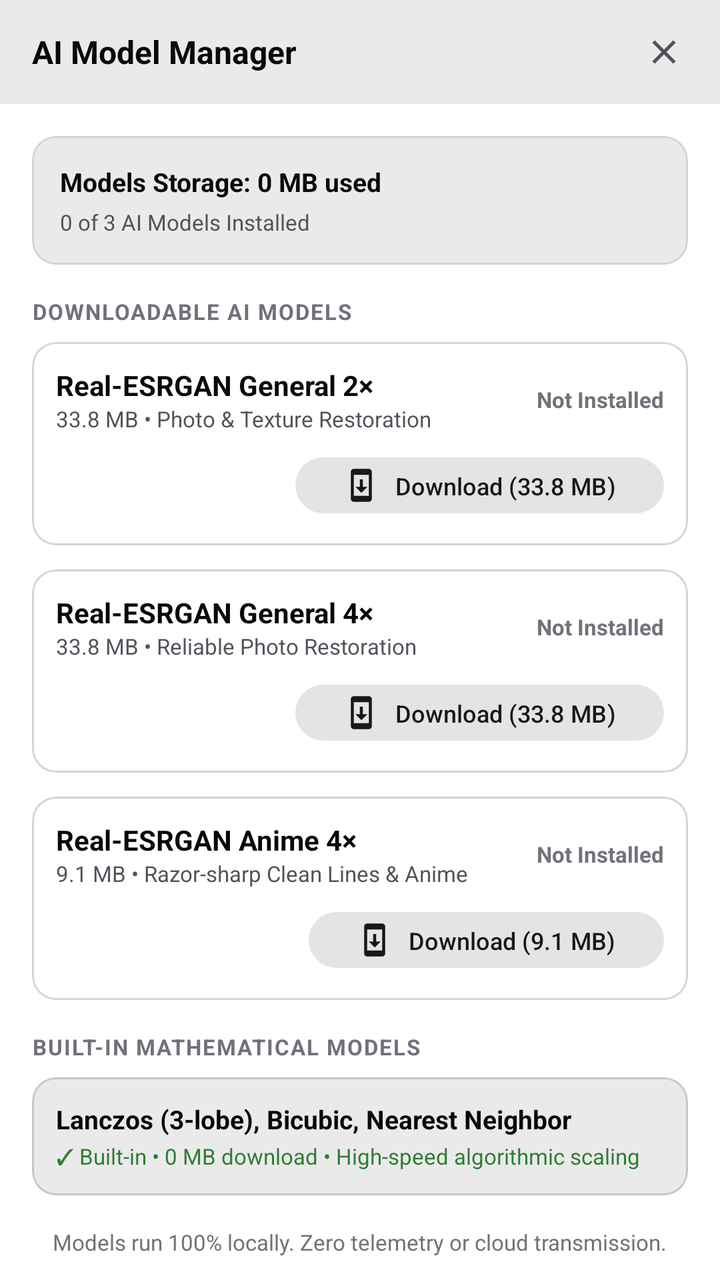
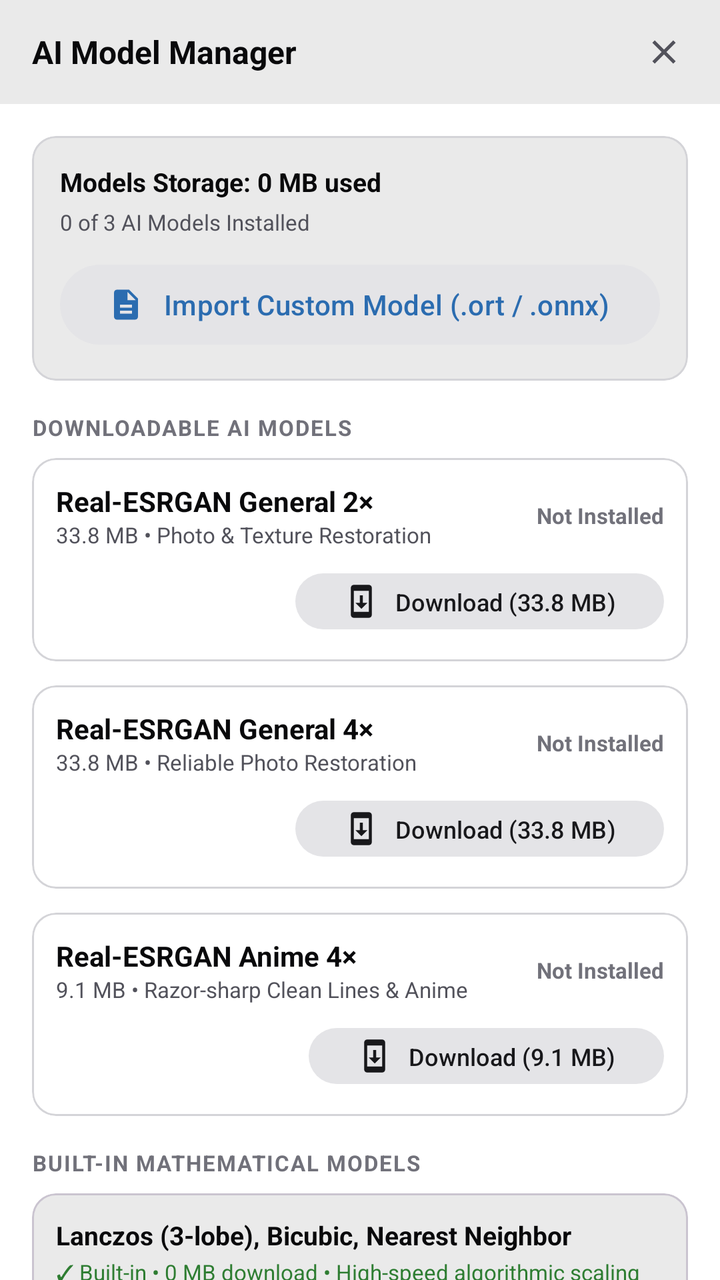

The first picture is an Android layout as it rendered before a commit; the second is the same layout after the commit. The layout source and the unified diff follow.
<!-- AndroidManifest.xml: application theme Theme.VeilFrame -->
<!-- res/layout/dialog_upscale_model_manager.xml -->
<?xml version="1.0" encoding="utf-8"?>
<LinearLayout xmlns:android="http://schemas.android.com/apk/res/android"
    xmlns:app="http://schemas.android.com/apk/res-auto"
    android:layout_width="match_parent"
    android:layout_height="wrap_content"
    android:background="@color/vf_surface"
    android:orientation="vertical">

    
    <LinearLayout
        android:layout_width="match_parent"
        android:layout_height="52dp"
        android:gravity="center_vertical"
        android:orientation="horizontal"
        android:paddingStart="16dp"
        android:paddingEnd="12dp"
        android:background="@color/vf_surface_variant">

        <TextView
            android:layout_width="0dp"
            android:layout_height="wrap_content"
            android:layout_weight="1"
            android:text="AI Model Manager"
            android:textColor="@color/vf_text_primary"
            android:textSize="16sp"
            android:textStyle="bold" />

        <com.google.android.material.button.MaterialButton
            android:id="@+id/btnModelManagerClose"
            style="@style/Widget.Material3.Button.IconButton"
            android:layout_width="40dp"
            android:layout_height="40dp"
            android:contentDescription="Close Model Manager"
            app:icon="@drawable/ic_close"
            app:iconTint="@color/vf_text_secondary" />
    </LinearLayout>

    
    <androidx.core.widget.NestedScrollView
        android:layout_width="match_parent"
        android:layout_height="wrap_content"
        android:maxHeight="520dp"
        android:fillViewport="true">

        <LinearLayout
            android:layout_width="match_parent"
            android:layout_height="wrap_content"
            android:orientation="vertical"
            android:padding="16dp">

            
            <com.google.android.material.card.MaterialCardView
                android:layout_width="match_parent"
                android:layout_height="wrap_content"
                android:layout_marginBottom="16dp"
                app:cardBackgroundColor="@color/vf_surface_variant"
                app:cardCornerRadius="12dp"
                app:strokeColor="@color/vf_surface_stroke"
                app:strokeWidth="1dp">

                <LinearLayout
                    android:layout_width="match_parent"
                    android:layout_height="wrap_content"
                    android:orientation="vertical"
                    android:padding="14dp">

                    <TextView
                        android:id="@+id/tvModelStorageSummary"
                        android:layout_width="wrap_content"
                        android:layout_height="wrap_content"
                        android:text="Models Storage: 0 MB used"
                        android:textColor="@color/vf_text_primary"
                        android:textSize="13sp"
                        android:textStyle="bold"
                        android:layout_marginBottom="4dp" />

                    <TextView
                        android:id="@+id/tvModelCountSummary"
                        android:layout_width="wrap_content"
                        android:layout_height="wrap_content"
                        android:text="0 of 3 AI Models Installed"
                        android:textColor="@color/vf_text_secondary"
                        android:textSize="11sp" />
                </LinearLayout>
            </com.google.android.material.card.MaterialCardView>

            
            <TextView
                android:layout_width="wrap_content"
                android:layout_height="wrap_content"
                android:text="DOWNLOADABLE AI MODELS"
                android:textColor="@color/vf_text_muted"
                android:textSize="11sp"
                android:textStyle="bold"
                android:letterSpacing="0.06"
                android:layout_marginBottom="8dp" />

            
            <com.google.android.material.card.MaterialCardView
                android:layout_width="match_parent"
                android:layout_height="wrap_content"
                android:layout_marginBottom="12dp"
                app:cardBackgroundColor="@color/vf_surface"
                app:cardCornerRadius="12dp"
                app:strokeColor="@color/vf_surface_stroke"
                app:strokeWidth="1dp">

                <LinearLayout
                    android:layout_width="match_parent"
                    android:layout_height="wrap_content"
                    android:orientation="vertical"
                    android:padding="12dp">

                    <LinearLayout
                        android:layout_width="match_parent"
                        android:layout_height="wrap_content"
                        android:orientation="horizontal"
                        android:gravity="center_vertical">

                        <LinearLayout
                            android:layout_width="0dp"
                            android:layout_height="wrap_content"
                            android:layout_weight="1"
                            android:orientation="vertical">

                            <TextView
                                android:layout_width="wrap_content"
                                android:layout_height="wrap_content"
                                android:text="Real-ESRGAN General 2×"
                                android:textColor="@color/vf_text_primary"
                                android:textSize="14sp"
                                android:textStyle="bold" />

                            <TextView
                                android:layout_width="wrap_content"
                                android:layout_height="wrap_content"
                                android:text="33.8 MB • Photo &amp; Texture Restoration"
                                android:textColor="@color/vf_text_secondary"
                                android:textSize="11sp" />
                        </LinearLayout>

                        <TextView
                            android:id="@+id/tvModelStatus2x"
                            android:layout_width="wrap_content"
                            android:layout_height="wrap_content"
                            android:text="Not Installed"
                            android:textColor="@color/vf_text_muted"
                            android:textSize="11sp"
                            android:textStyle="bold" />
                    </LinearLayout>

                    <com.google.android.material.progressindicator.LinearProgressIndicator
                        android:id="@+id/progressModel2x"
                        android:layout_width="match_parent"
                        android:layout_height="wrap_content"
                        android:layout_marginTop="8dp"
                        android:layout_marginBottom="4dp"
                        android:indeterminate="true"
                        android:visibility="gone"
                        app:indicatorColor="@color/vf_primary"
                        app:trackColor="@color/vf_surface_variant" />

                    <LinearLayout
                        android:layout_width="match_parent"
                        android:layout_height="wrap_content"
                        android:orientation="horizontal"
                        android:gravity="end"
                        android:layout_marginTop="8dp">

                        <com.google.android.material.button.MaterialButton
                            android:id="@+id/btnDeleteModel2x"
                            style="@style/Widget.Material3.Button.TextButton"
                            android:layout_width="wrap_content"
                            android:layout_height="36dp"
                            android:text="Delete"
                            android:textColor="@color/vf_accent_red"
                            android:textSize="12sp"
                            android:visibility="gone" />

                        <com.google.android.material.button.MaterialButton
                            android:id="@+id/btnDownloadModel2x"
                            style="@style/Widget.Material3.Button.TonalButton"
                            android:layout_width="wrap_content"
                            android:layout_height="36dp"
                            android:text="Download (33.8 MB)"
                            android:textSize="12sp"
                            android:textColor="@color/vf_primary"
                            app:icon="@drawable/ic_system_update"
                            app:iconTint="@color/vf_primary" />
                    </LinearLayout>
                </LinearLayout>
            </com.google.android.material.card.MaterialCardView>

            
            <com.google.android.material.card.MaterialCardView
                android:layout_width="match_parent"
                android:layout_height="wrap_content"
                android:layout_marginBottom="12dp"
                app:cardBackgroundColor="@color/vf_surface"
                app:cardCornerRadius="12dp"
                app:strokeColor="@color/vf_surface_stroke"
                app:strokeWidth="1dp">

                <LinearLayout
                    android:layout_width="match_parent"
                    android:layout_height="wrap_content"
                    android:orientation="vertical"
                    android:padding="12dp">

                    <LinearLayout
                        android:layout_width="match_parent"
                        android:layout_height="wrap_content"
                        android:orientation="horizontal"
                        android:gravity="center_vertical">

                        <LinearLayout
                            android:layout_width="0dp"
                            android:layout_height="wrap_content"
                            android:layout_weight="1"
                            android:orientation="vertical">

                            <TextView
                                android:layout_width="wrap_content"
                                android:layout_height="wrap_content"
                                android:text="Real-ESRGAN General 4×"
                                android:textColor="@color/vf_text_primary"
                                android:textSize="14sp"
                                android:textStyle="bold" />

                            <TextView
                                android:layout_width="wrap_content"
                                android:layout_height="wrap_content"
                                android:text="33.8 MB • Reliable Photo Restoration"
                                android:textColor="@color/vf_text_secondary"
                                android:textSize="11sp" />
                        </LinearLayout>

                        <TextView
                            android:id="@+id/tvModelStatus4x"
                            android:layout_width="wrap_content"
                            android:layout_height="wrap_content"
                            android:text="Not Installed"
                            android:textColor="@color/vf_text_muted"
                            android:textSize="11sp"
                            android:textStyle="bold" />
                    </LinearLayout>

                    <com.google.android.material.progressindicator.LinearProgressIndicator
                        android:id="@+id/progressModel4x"
                        android:layout_width="match_parent"
                        android:layout_height="wrap_content"
                        android:layout_marginTop="8dp"
                        android:layout_marginBottom="4dp"
                        android:indeterminate="true"
                        android:visibility="gone"
                        app:indicatorColor="@color/vf_primary"
                        app:trackColor="@color/vf_surface_variant" />

                    <LinearLayout
                        android:layout_width="match_parent"
                        android:layout_height="wrap_content"
                        android:orientation="horizontal"
                        android:gravity="end"
                        android:layout_marginTop="8dp">

                        <com.google.android.material.button.MaterialButton
                            android:id="@+id/btnDeleteModel4x"
                            style="@style/Widget.Material3.Button.TextButton"
                            android:layout_width="wrap_content"
                            android:layout_height="36dp"
                            android:text="Delete"
                            android:textColor="@color/vf_accent_red"
                            android:textSize="12sp"
                            android:visibility="gone" />

                        <com.google.android.material.button.MaterialButton
                            android:id="@+id/btnDownloadModel4x"
                            style="@style/Widget.Material3.Button.TonalButton"
                            android:layout_width="wrap_content"
                            android:layout_height="36dp"
                            android:text="Download (33.8 MB)"
                            android:textSize="12sp"
                            android:textColor="@color/vf_primary"
                            app:icon="@drawable/ic_system_update"
                            app:iconTint="@color/vf_primary" />
                    </LinearLayout>
                </LinearLayout>
            </com.google.android.material.card.MaterialCardView>

            
            <com.google.android.material.card.MaterialCardView
                android:layout_width="match_parent"
                android:layout_height="wrap_content"
                android:layout_marginBottom="16dp"
                app:cardBackgroundColor="@color/vf_surface"
                app:cardCornerRadius="12dp"
                app:strokeColor="@color/vf_surface_stroke"
                app:strokeWidth="1dp">

                <LinearLayout
                    android:layout_width="match_parent"
                    android:layout_height="wrap_content"
                    android:orientation="vertical"
                    android:padding="12dp">

                    <LinearLayout
                        android:layout_width="match_parent"
                        android:layout_height="wrap_content"
                        android:orientation="horizontal"
                        android:gravity="center_vertical">

                        <LinearLayout
                            android:layout_width="0dp"
                            android:layout_height="wrap_content"
                            android:layout_weight="1"
                            android:orientation="vertical">

                            <TextView
                                android:layout_width="wrap_content"
                                android:layout_height="wrap_content"
                                android:text="Real-ESRGAN Anime 4×"
                                android:textColor="@color/vf_text_primary"
                                android:textSize="14sp"
                                android:textStyle="bold" />

                            <TextView
                                android:layout_width="wrap_content"
                                android:layout_height="wrap_content"
                                android:text="9.1 MB • Razor-sharp Clean Lines &amp; Anime"
                                android:textColor="@color/vf_text_secondary"
                                android:textSize="11sp" />
                        </LinearLayout>

                        <TextView
                            android:id="@+id/tvModelStatusAnime"
                            android:layout_width="wrap_content"
                            android:layout_height="wrap_content"
                            android:text="Not Installed"
                            android:textColor="@color/vf_text_muted"
                            android:textSize="11sp"
                            android:textStyle="bold" />
                    </LinearLayout>

                    <com.google.android.material.progressindicator.LinearProgressIndicator
                        android:id="@+id/progressModelAnime"
                        android:layout_width="match_parent"
                        android:layout_height="wrap_content"
                        android:layout_marginTop="8dp"
                        android:layout_marginBottom="4dp"
                        android:indeterminate="true"
                        android:visibility="gone"
                        app:indicatorColor="@color/vf_primary"
                        app:trackColor="@color/vf_surface_variant" />

                    <LinearLayout
                        android:layout_width="match_parent"
                        android:layout_height="wrap_content"
                        android:orientation="horizontal"
                        android:gravity="end"
                        android:layout_marginTop="8dp">

                        <com.google.android.material.button.MaterialButton
                            android:id="@+id/btnDeleteModelAnime"
                            style="@style/Widget.Material3.Button.TextButton"
                            android:layout_width="wrap_content"
                            android:layout_height="36dp"
                            android:text="Delete"
                            android:textColor="@color/vf_accent_red"
                            android:textSize="12sp"
                            android:visibility="gone" />

                        <com.google.android.material.button.MaterialButton
                            android:id="@+id/btnDownloadModelAnime"
                            style="@style/Widget.Material3.Button.TonalButton"
                            android:layout_width="wrap_content"
                            android:layout_height="36dp"
                            android:text="Download (9.1 MB)"
                            android:textSize="12sp"
                            android:textColor="@color/vf_primary"
                            app:icon="@drawable/ic_system_update"
                            app:iconTint="@color/vf_primary" />
                    </LinearLayout>
                </LinearLayout>
            </com.google.android.material.card.MaterialCardView>

            
            <TextView
                android:layout_width="wrap_content"
                android:layout_height="wrap_content"
                android:text="BUILT-IN MATHEMATICAL MODELS"
                android:textColor="@color/vf_text_muted"
                android:textSize="11sp"
                android:textStyle="bold"
                android:letterSpacing="0.06"
                android:layout_marginBottom="8dp" />

            
            <com.google.android.material.card.MaterialCardView
                android:layout_width="match_parent"
                android:layout_height="wrap_content"
                android:layout_marginBottom="16dp"
                app:cardBackgroundColor="@color/vf_surface_variant"
                app:cardCornerRadius="12dp">

                <LinearLayout
                    android:layout_width="match_parent"
                    android:layout_height="wrap_content"
                    android:orientation="vertical"
                    android:padding="12dp">

                    <TextView
                        android:layout_width="wrap_content"
                        android:layout_height="wrap_content"
                        android:text="Lanczos (3-lobe), Bicubic, Nearest Neighbor"
                        android:textColor="@color/vf_text_primary"
                        android:textSize="13sp"
                        android:textStyle="bold"
                        android:layout_marginBottom="2dp" />

                    <TextView
                        android:layout_width="wrap_content"
                        android:layout_height="wrap_content"
                        android:text="✓ Built-in • 0 MB download • High-speed algorithmic scaling"
                        android:textColor="@color/vf_accent_green"
                        android:textSize="11sp" />
                </LinearLayout>
            </com.google.android.material.card.MaterialCardView>

            
            <TextView
                android:layout_width="wrap_content"
                android:layout_height="wrap_content"
                android:layout_gravity="center"
                android:text="Models run 100% locally. Zero telemetry or cloud transmission."
                android:textColor="@color/vf_text_muted"
                android:textSize="11sp" />
        </LinearLayout>
    </androidx.core.widget.NestedScrollView>
</LinearLayout>
<!-- resources referenced by this layout -->
<resources>
  <color name="vf_accent_green">#2E7D32</color>
  <color name="vf_accent_red">#C53030</color>
  <color name="vf_primary">#18181B</color>
  <color name="vf_surface">#FFFFFF</color>
  <color name="vf_surface_stroke">#D4D4D8</color>
  <color name="vf_surface_variant">#EAEAEA</color>
  <color name="vf_text_muted">#71717A</color>
  <color name="vf_text_primary">#09090B</color>
  <color name="vf_text_secondary">#52525B</color>
  <!-- drawable ic_close (drawable) -->
  <?xml version="1.0" encoding="utf-8"?>
  <vector xmlns:android="http://schemas.android.com/apk/res/android"
      android:width="24dp"
      android:height="24dp"
      android:viewportWidth="24"
      android:viewportHeight="24">
      <path
          android:fillColor="@color/vf_text_secondary"
          android:pathData="M19,6.41L17.59,5 12,10.59 6.41,5 5,6.41 10.59,12 5,17.59 6.41,19 12,13.41 17.59,19 19,17.59 13.41,12z"/>
  </vector>
  <!-- drawable ic_system_update (drawable) -->
  <?xml version="1.0" encoding="utf-8"?>
  <vector xmlns:android="http://schemas.android.com/apk/res/android"
      android:width="24dp"
      android:height="24dp"
      android:viewportWidth="24"
      android:viewportHeight="24"
      android:tint="?attr/colorControlNormal">
      <path
          android:fillColor="@android:color/white"
          android:pathData="M17,1.01L7,1c-1.1,0 -2,0.9 -2,2v18c0,1.1 0.9,2 2,2h10c1.1,0 2,-0.9 2,-2V3c0,-1.1 -0.9,-1.99 -2,-1.99zM17,19H7V5h10v14zm-1,-6h-3V8h-2v5H8l4,4 4,-4z" />
  </vector>
  <color name="vf_on_primary">#FFFFFF</color>
  <color name="vf_primary_container">#E4E4E7</color>
  <color name="vf_secondary">#52525B</color>
  <color name="vf_on_secondary">#18181B</color>
  <color name="vf_secondary_container">#E4E4E7</color>
  <color name="vf_bg_dark">#F4F4F6</color>
  <style name="ThemeOverlay.VeilFrame.MaterialAlertDialog" parent="ThemeOverlay.Material3.MaterialAlertDialog">
          <item name="shapeAppearance">@style/ShapeAppearance.VeilFrame.Dialog</item>
          <item name="shapeAppearanceOverlay">@style/ShapeAppearance.VeilFrame.Dialog</item>
          <item name="colorSurface">@color/vf_surface</item>
          <item name="colorOnSurface">@color/vf_text_primary</item>
          <item name="buttonBarPositiveButtonStyle">@style/Widget.VeilFrame.Button.Pill</item>
          <item name="buttonBarNegativeButtonStyle">@style/Widget.VeilFrame.Button.Text</item>
      </style>
  <style name="ShapeAppearance.VeilFrame.Dialog" parent="ShapeAppearance.Material3.Corner.ExtraLarge">
          <item name="cornerSize">28dp</item>
      </style>
  <style name="Widget.VeilFrame.Button.Pill" parent="Widget.Material3.Button">
          <item name="shapeAppearance">@style/ShapeAppearance.VeilFrame.Pill</item>
      </style>
  <style name="Widget.VeilFrame.Button.Text" parent="Widget.Material3.Button.TextButton">
          <item name="shapeAppearance">@style/ShapeAppearance.VeilFrame.Pill</item>
      </style>
  <style name="ShapeAppearance.VeilFrame.Pill" parent="ShapeAppearance.Material3.Corner.Full">
          <item name="cornerSize">50%</item>
      </style>
  <!-- unchanged entries left out for length: 1 -->
</resources>

<!-- the commit's change to res/layout/dialog_upscale_model_manager.xml (unified diff, before → after) -->
@@ -81,6 +81,17 @@
                         android:text="0 of 3 AI Models Installed"
                         android:textColor="@color/vf_text_secondary"
                         android:textSize="11sp" />
+
+                    <com.google.android.material.button.MaterialButton
+                        android:id="@+id/btnImportCustomModel"
+                        style="@style/Widget.Material3.Button.TonalButton"
+                        android:layout_width="match_parent"
+                        android:layout_height="wrap_content"
+                        android:layout_marginTop="10dp"
+                        android:text="Import Custom Model (.ort / .onnx)"
+                        android:textColor="@color/vf_accent_blue"
+                        app:icon="@drawable/ic_file_pick"
+                        app:iconTint="@color/vf_accent_blue" />
                 </LinearLayout>
             </com.google.android.material.card.MaterialCardView>
 
<!-- resource entries referenced after the edit -->
@@ -1,5 +1,6 @@
 <!-- resources referenced by this layout -->
 <resources>
+  <color name="vf_accent_blue">#2B6CB0</color>
   <color name="vf_accent_green">#2E7D32</color>
   <color name="vf_accent_red">#C53030</color>
   <color name="vf_primary">#18181B</color>
@@ -19,6 +20,17 @@
       <path
           android:fillColor="@color/vf_text_secondary"
           android:pathData="M19,6.41L17.59,5 12,10.59 6.41,5 5,6.41 10.59,12 5,17.59 6.41,19 12,13.41 17.59,19 19,17.59 13.41,12z"/>
+  </vector>
+  <!-- drawable ic_file_pick (drawable) -->
+  <?xml version="1.0" encoding="utf-8"?>
+  <vector xmlns:android="http://schemas.android.com/apk/res/android"
+      android:width="18dp"
+      android:height="18dp"
+      android:viewportWidth="24"
+      android:viewportHeight="24">
+      <path
+          android:fillColor="#38BDF8"
+          android:pathData="M14,2H6c-1.1,0 -1.99,0.9 -1.99,2L4,20c0,1.1 0.89,2 1.99,2H18c1.1,0 2,-0.9 2,-2V8l-6,-6zM16,18H8v-2h8v2zm0,-4H8v-2h8v2zm-3,-5V3.5L18.5,9H13z"/>
   </vector>
   <!-- drawable ic_system_update (drawable) -->
   <?xml version="1.0" encoding="utf-8"?>
